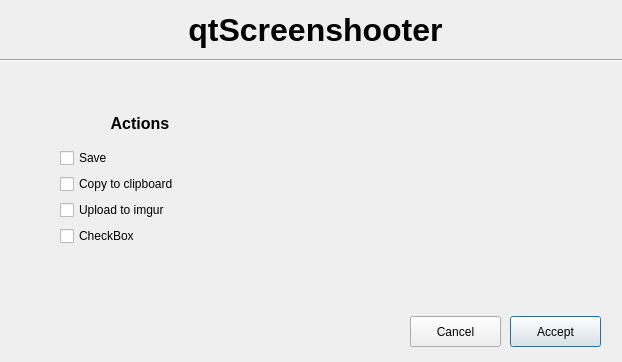
sehnsucht13/qtScreenshooter, file qtScreenshooterSaveWindow.ui: the form before one commit.
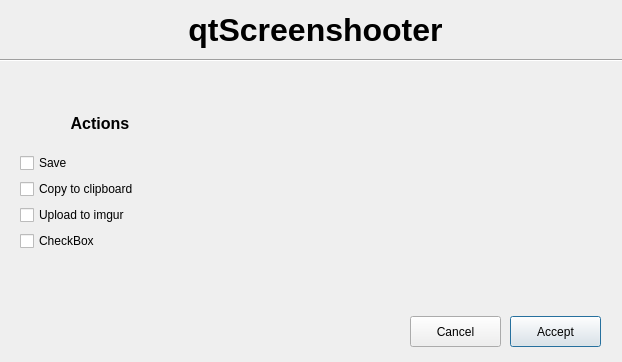
The form after the commit.

Commit message: Resized the label for larger image previews

Diff of the .ui file:
```diff
--- a/qtScreenshooterSaveWindow.ui
+++ b/qtScreenshooterSaveWindow.ui
@@ -16,10 +16,10 @@
   <widget class="QWidget" name="verticalLayoutWidget">
    <property name="geometry">
     <rect>
-     <x>60</x>
-     <y>105</y>
+     <x>20</x>
+     <y>100</y>
      <width>160</width>
-     <height>141</height>
+     <height>151</height>
     </rect>
    </property>
    <layout class="QVBoxLayout" name="optnVertLayout">
@@ -115,10 +115,10 @@
   <widget class="QLabel" name="mediaPreviewLabel">
    <property name="geometry">
     <rect>
-     <x>310</x>
+     <x>249</x>
      <y>70</y>
-     <width>301</width>
-     <height>221</height>
+     <width>361</width>
+     <height>230</height>
     </rect>
    </property>
    <property name="text">
```
The commit also changes 1 other file.
